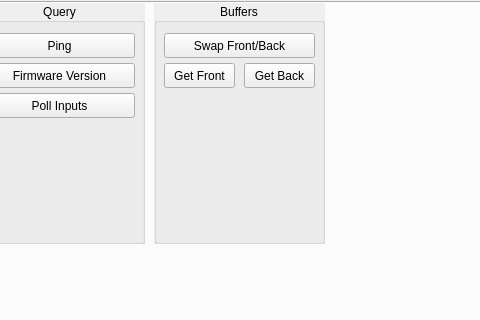
Above: LedBadgeQt/mainwindow.ui from J0w03L/LedBadge before the change; both pictures show x 218 to 698 and y 96 to 416 of the 1301 by 768 pixel window. Below: the same form after it.
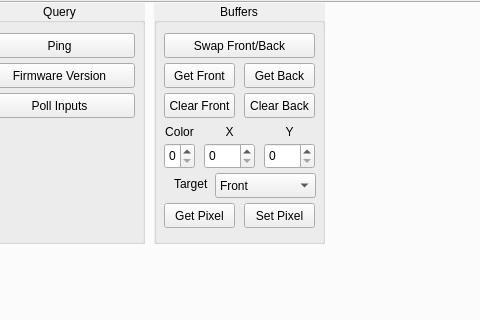
That is the form after the change.

Commit message: SetPixel and partially functional GetPixel

```diff
--- a/LedBadgeQt/mainwindow.ui
+++ b/LedBadgeQt/mainwindow.ui
@@ -445,6 +445,181 @@
            <string>Get Back</string>
           </property>
          </widget>
+         <widget class="QSpinBox" name="bufferColorSpinBox">
+          <property name="geometry">
+           <rect>
+            <x>10</x>
+            <y>140</y>
+            <width>31</width>
+            <height>26</height>
+           </rect>
+          </property>
+          <property name="maximum">
+           <number>3</number>
+          </property>
+         </widget>
+         <widget class="QSpinBox" name="bufferXSpinBox">
+          <property name="geometry">
+           <rect>
+            <x>50</x>
+            <y>140</y>
+            <width>51</width>
+            <height>26</height>
+           </rect>
+          </property>
+          <property name="maximum">
+           <number>47</number>
+          </property>
+         </widget>
+         <widget class="QSpinBox" name="bufferYSpinBox">
+          <property name="geometry">
+           <rect>
+            <x>110</x>
+            <y>140</y>
+            <width>51</width>
+            <height>26</height>
+           </rect>
+          </property>
+          <property name="maximum">
+           <number>11</number>
+          </property>
+         </widget>
+         <widget class="QLabel" name="label_2">
+          <property name="geometry">
+           <rect>
+            <x>10</x>
+            <y>120</y>
+            <width>31</width>
+            <height>17</height>
+           </rect>
+          </property>
+          <property name="text">
+           <string>Color</string>
+          </property>
+          <property name="alignment">
+           <set>Qt::AlignCenter</set>
+          </property>
+         </widget>
+         <widget class="QLabel" name="label_3">
+          <property name="geometry">
+           <rect>
+            <x>60</x>
+            <y>120</y>
+            <width>31</width>
+            <height>17</height>
+           </rect>
+          </property>
+          <property name="text">
+           <string>X</string>
+          </property>
+          <property name="alignment">
+           <set>Qt::AlignCenter</set>
+          </property>
+         </widget>
+         <widget class="QLabel" name="label_4">
+          <property name="geometry">
+           <rect>
+            <x>120</x>
+            <y>120</y>
+            <width>31</width>
+            <height>17</height>
+           </rect>
+          </property>
+          <property name="text">
+           <string>Y</string>
+          </property>
+          <property name="alignment">
+           <set>Qt::AlignCenter</set>
+          </property>
+         </widget>
+         <widget class="QPushButton" name="bufferSetPixelButton">
+          <property name="geometry">
+           <rect>
+            <x>90</x>
+            <y>200</y>
+            <width>71</width>
+            <height>25</height>
+           </rect>
+          </property>
+          <property name="text">
+           <string>Set Pixel</string>
+          </property>
+         </widget>
+         <widget class="QPushButton" name="bufferGetPixelButton">
+          <property name="geometry">
+           <rect>
+            <x>10</x>
+            <y>200</y>
+            <width>71</width>
+            <height>25</height>
+           </rect>
+          </property>
+          <property name="text">
+           <string>Get Pixel</string>
+          </property>
+         </widget>
+         <widget class="QComboBox" name="bufferTargetComboBox">
+          <property name="geometry">
+           <rect>
+            <x>61</x>
+            <y>170</y>
+            <width>101</width>
+            <height>25</height>
+           </rect>
+          </property>
+          <item>
+           <property name="text">
+            <string>Front</string>
+           </property>
+          </item>
+          <item>
+           <property name="text">
+            <string>Back</string>
+           </property>
+          </item>
+         </widget>
+         <widget class="QLabel" name="label_5">
+          <property name="geometry">
+           <rect>
+            <x>20</x>
+            <y>170</y>
+            <width>41</width>
+            <height>21</height>
+           </rect>
+          </property>
+          <property name="text">
+           <string>Target</string>
+          </property>
+          <property name="alignment">
+           <set>Qt::AlignLeading|Qt::AlignLeft|Qt::AlignVCenter</set>
+          </property>
+         </widget>
+         <widget class="QPushButton" name="bufferClearFrontButton">
+          <property name="geometry">
+           <rect>
+            <x>10</x>
+            <y>90</y>
+            <width>71</width>
+            <height>25</height>
+           </rect>
+          </property>
+          <property name="text">
+           <string>Clear Front</string>
+          </property>
+         </widget>
+         <widget class="QPushButton" name="bufferClearBackButton">
+          <property name="geometry">
+           <rect>
+            <x>90</x>
+            <y>90</y>
+            <width>71</width>
+            <height>25</height>
+           </rect>
+          </property>
+          <property name="text">
+           <string>Clear Back</string>
+          </property>
+         </widget>
         </widget>
        </widget>
        <widget class="QWidget" name="tabText">
```
The commit also changes 5 other files.
